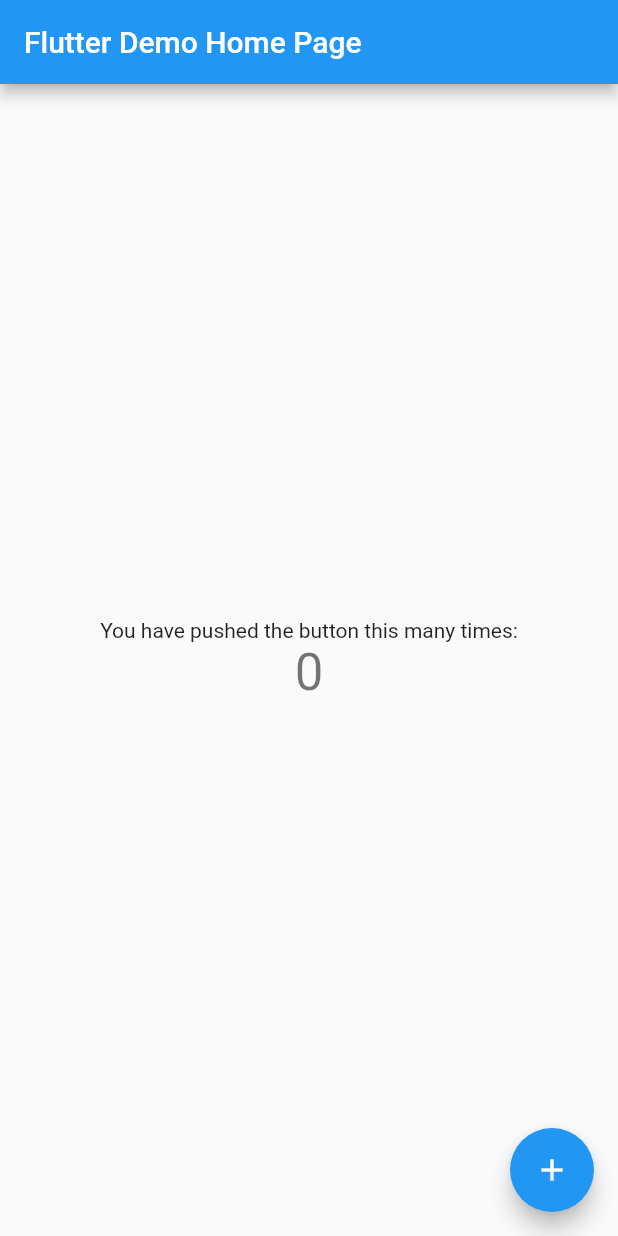
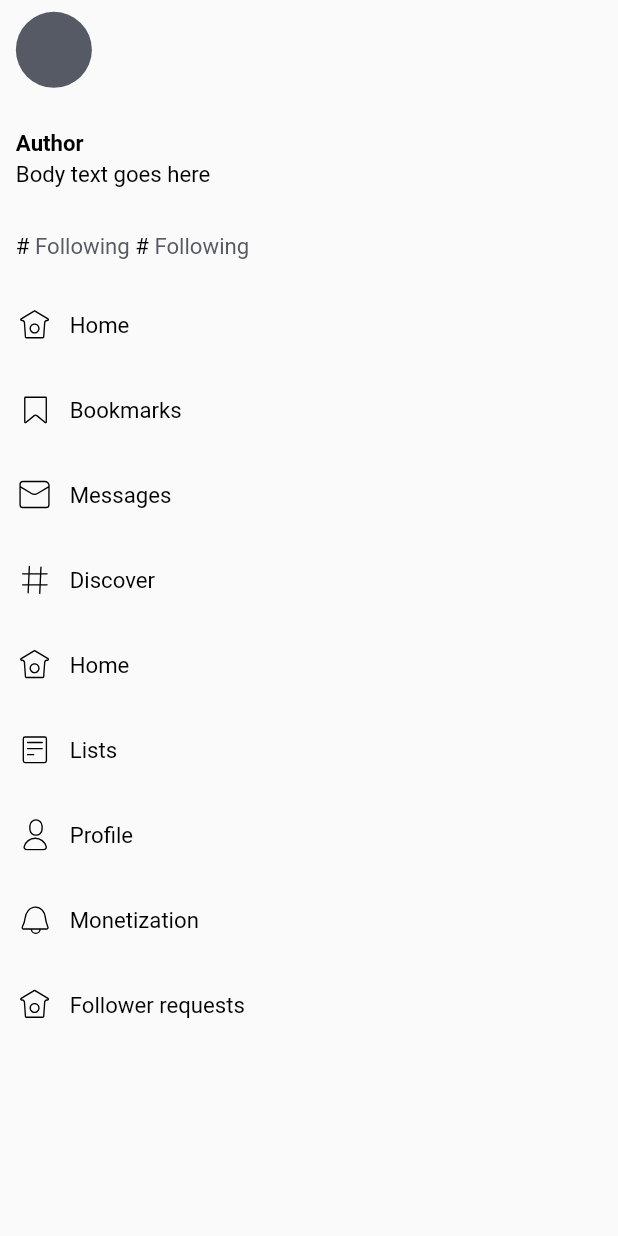
Before and after one commit to bukunmialuko/twitter_ui_kit, a Flutter app: the screen it shows after launch, on a phone screen of 412 x 824 dp. Run offline on Flutter 3.47's test engine with Material 2 defaults, Android fonts, the light colour scheme and no system bars; our stand-ins replace flutter_screenutil, flutter_svg, get_it.

Commit message:
Worked on menu component

```diff
--- a/analysis_options.yaml
+++ b/analysis_options.yaml
@@ -22,8 +22,8 @@
   # `// ignore_for_file: name_of_lint` syntax on the line or in the file
   # producing the lint.
   rules:
-    # avoid_print: false  # Uncomment to disable the `avoid_print` rule
-    # prefer_single_quotes: true  # Uncomment to enable the `prefer_single_quotes` rule
+     avoid_print: true
+     prefer_single_quotes: true
 
 # Additional information about this file can be found at
 # https://dart.dev/guides/language/analysis-options
--- a/lib/main.dart
+++ b/lib/main.dart
@@ -1,115 +1,34 @@
 import 'package:flutter/material.dart';
+import 'package:flutter_screenutil/flutter_screenutil.dart';
+import 'package:get_it/get_it.dart';
+import 'package:twitter_ui_kit/src/components/menu/root.dart';
+import 'package:twitter_ui_kit/src/di/service_locator.dart';
+import 'package:twitter_ui_kit/src/navigation/routes.dart';
+import 'package:twitter_ui_kit/src/routes/routes.dart';
 
-void main() {
+import 'src/navigation/navigation_service.dart';
+
+void main() async {
+  await ServiceLocator().setUp();
   runApp(const MyApp());
 }
 
 class MyApp extends StatelessWidget {
   const MyApp({Key? key}) : super(key: key);
 
-  // This widget is the root of your application.
   @override
   Widget build(BuildContext context) {
-    return MaterialApp(
-      title: 'Flutter Demo',
-      theme: ThemeData(
-        // This is the theme of your application.
-        //
-        // Try running your application with "flutter run". You'll see the
-        // application has a blue toolbar. Then, without quitting the app, try
-        // changing the primarySwatch below to Colors.green and then invoke
-        // "hot reload" (press "r" in the console where you ran "flutter run",
-        // or simply save your changes to "hot reload" in a Flutter IDE).
-        // Notice that the counter didn't reset back to zero; the application
-        // is not restarted.
-        primarySwatch: Colors.blue,
+    return ScreenUtilInit(
+      designSize: const Size(390, 844),
+      builder: (BuildContext context) => MaterialApp(
+        debugShowCheckedModeBanner: false,
+        title: 'Twitter UI Kit',
+        themeMode: ThemeMode.light,
+        navigatorKey: GetIt.I.get<NavigationService>().navigatorKey,
+        initialRoute: MobileRoutes.root,
+        onGenerateRoute: routes,
+        home: const MenuRoot(),
       ),
-      home: const MyHomePage(title: 'Flutter Demo Home Page'),
     );
   }
 }
-
-class MyHomePage extends StatefulWidget {
-  const MyHomePage({Key? key, required this.title}) : super(key: key);
-
-  // This widget is the home page of your application. It is stateful, meaning
-  // that it has a State object (defined below) that contains fields that affect
-  // how it looks.
-
-  // This class is the configuration for the state. It holds the values (in this
-  // case the title) provided by the parent (in this case the App widget) and
-  // used by the build method of the State. Fields in a Widget subclass are
-  // always marked "final".
-
-  final String title;
-
-  @override
-  State<MyHomePage> createState() => _MyHomePageState();
-}
-
-class _MyHomePageState extends State<MyHomePage> {
-  int _counter = 0;
-
-  void _incrementCounter() {
-    setState(() {
-      // This call to setState tells the Flutter framework that something has
-      // changed in this State, which causes it to rerun the build method below
-      // so that the display can reflect the updated values. If we changed
-      // _counter without calling setState(), then the build method would not be
-      // called again, and so nothing would appear to happen.
-      _counter++;
-    });
-  }
-
-  @override
-  Widget build(BuildContext context) {
-    // This method is rerun every time setState is called, for instance as done
-    // by the _incrementCounter method above.
-    //
-    // The Flutter framework has been optimized to make rerunning build methods
-    // fast, so that you can just rebuild anything that needs updating rather
-    // than having to individually change instances of widgets.
-    return Scaffold(
-      appBar: AppBar(
-        // Here we take the value from the MyHomePage object that was created by
-        // the App.build method, and use it to set our appbar title.
-        title: Text(widget.title),
-      ),
-      body: Center(
-        // Center is a layout widget. It takes a single child and positions it
-        // in the middle of the parent.
-        child: Column(
-          // Column is also a layout widget. It takes a list of children and
-          // arranges them vertically. By default, it sizes itself to fit its
-          // children horizontally, and tries to be as tall as its parent.
-          //
-          // Invoke "debug painting" (press "p" in the console, choose the
-          // "Toggle Debug Paint" action from the Flutter Inspector in Android
-          // Studio, or the "Toggle Debug Paint" command in Visual Studio Code)
-          // to see the wireframe for each widget.
-          //
-          // Column has various properties to control how it sizes itself and
-          // how it positions its children. Here we use mainAxisAlignment to
-          // center the children vertically; the main axis here is the vertical
-          // axis because Columns are vertical (the cross axis would be
-          // horizontal).
-          mainAxisAlignment: MainAxisAlignment.center,
-          children: <Widget>[
-            const Text(
-              'You have pushed the button this many times:',
-            ),
-            Text(
-              '$_counter',
-              style: Theme.of(context).textTheme.headline4,
-            ),
-          ],
-        ),
-      ),
-      floatingActionButton: FloatingActionButton(
-        onPressed: _incrementCounter,
-        tooltip: 'Increment',
-        child: const Icon(Icons.add),
-      ), // This trailing comma makes auto-formatting nicer for build methods.
-    );
-  }
-}
--- /dev/null
+++ b/lib/src/components/menu/root.dart
@@ -0,0 +1,92 @@
+import 'package:flutter/material.dart';
+import 'package:flutter_screenutil/flutter_screenutil.dart';
+
+import 'widgets/avatar_wrap_widget.dart';
+import 'widgets/followers_following_widget.dart';
+import 'widgets/menu_author_widget.dart';
+import 'widgets/menu_item_widget.dart';
+
+class MenuRoot extends StatefulWidget {
+  const MenuRoot({Key? key}) : super(key: key);
+
+  @override
+  State<MenuRoot> createState() => _MenuRootState();
+}
+
+class _MenuRootState extends State<MenuRoot> {
+  @override
+  Widget build(BuildContext context) {
+    return Scaffold(
+      // backgroundColor: AppColors.twitterBlack100,
+      body: SafeArea(
+        child: SingleChildScrollView(
+          padding: EdgeInsets.only(left: 10.w),
+          child: Column(
+            crossAxisAlignment: CrossAxisAlignment.start,
+            children: [
+              const AvatarWrapWidget(),
+              SizedBox(height: 10.h),
+              const MenuAuthorWidget(),
+              SizedBox(height: 10.h),
+              const FollowersFollowing(),
+              SizedBox(height: 10.h),
+              MenuItemWidget(
+                onClick: () {},
+                title: 'Home',
+                iconUri: 'assets/svg/feed.svg',
+              ),
+              SizedBox(height: 10.h),
+              MenuItemWidget(
+                onClick: () {},
+                title: 'Bookmarks',
+                iconUri: 'assets/svg/bookmark.svg',
+              ),
+              SizedBox(height: 10.h),
+              MenuItemWidget(
+                onClick: () {},
+                title: 'Messages',
+                iconUri: 'assets/svg/message.svg',
+              ),
+              SizedBox(height: 10.h),
+              MenuItemWidget(
+                onClick: () {},
+                title: 'Discover',
+                iconUri: 'assets/svg/discover.svg',
+              ),
+              SizedBox(height: 10.h),
+              MenuItemWidget(
+                onClick: () {},
+                title: 'Home',
+                iconUri: 'assets/svg/feed.svg',
+              ),
+              SizedBox(height: 10.h),
+              MenuItemWidget(
+                onClick: () {},
+                title: 'Lists',
+                iconUri: 'assets/svg/list.svg',
+              ),
+              SizedBox(height: 10.h),
+              MenuItemWidget(
+                onClick: () {},
+                title: 'Profile',
+                iconUri: 'assets/svg/profile.svg',
+              ),
+              SizedBox(height: 10.h),
+              MenuItemWidget(
+                onClick: () {},
+                title: 'Monetization',
+                iconUri: 'assets/svg/notification.svg',
+              ),
+              SizedBox(height: 10.h),
+              MenuItemWidget(
+                onClick: () {},
+                title: 'Follower requests',
+                iconUri: 'assets/svg/feed.svg',
+              ),
+            ],
+          ),
+        ),
+      ),
+    );
+  }
+}
--- /dev/null
+++ b/lib/src/components/menu/widgets/avatar_wrap_widget.dart
@@ -0,0 +1,17 @@
+import 'package:flutter/material.dart';
+import 'package:flutter_screenutil/flutter_screenutil.dart';
+import 'package:twitter_ui_kit/src/components/widgets/imagery_widget.dart';
+
+class AvatarWrapWidget extends StatelessWidget {
+  const AvatarWrapWidget({Key? key}) : super(key: key);
+
+  @override
+  Widget build(BuildContext context) {
+    return SizedBox(
+      height: 68.h,
+      child: Row(
+        children: const [ImageryWidget()],
+      ),
+    );
+  }
+}
--- /dev/null
+++ b/lib/src/components/menu/widgets/followers_following_widget.dart
@@ -0,0 +1,54 @@
+import 'package:flutter/material.dart';
+import 'package:flutter_screenutil/flutter_screenutil.dart';
+import 'package:twitter_ui_kit/src/res/colors.dart';
+
+class FollowersFollowing extends StatelessWidget {
+  const FollowersFollowing({Key? key}) : super(key: key);
+
+  @override
+  Widget build(BuildContext context) {
+    return SizedBox(
+      height: 40.h,
+      child: Row(
+        children: [
+          Text(
+            '# ',
+            style: TextStyle(
+              fontSize: 14.sp,
+              color: Colors.black,
+              fontStyle: FontStyle.normal,
+              fontWeight: FontWeight.w400,
+            ),
+          ),
+          Text(
+            'Following ',
+            style: TextStyle(
+              fontSize: 14.sp,
+              color: AppColors.twitterStale100,
+              fontStyle: FontStyle.normal,
+              fontWeight: FontWeight.w400,
+            ),
+          ),
+          Text(
+            '# ',
+            style: TextStyle(
+              fontSize: 14.sp,
+              color: Colors.black,
+              fontStyle: FontStyle.normal,
+              fontWeight: FontWeight.w400,
+            ),
+          ),
+          Text(
+            'Following',
+            style: TextStyle(
+              fontSize: 14.sp,
+              color: AppColors.twitterStale100,
+              fontStyle: FontStyle.normal,
+              fontWeight: FontWeight.w400,
+            ),
+          )
+        ],
+      ),
+    );
+  }
+}
--- /dev/null
+++ b/lib/src/components/menu/widgets/menu_author_widget.dart
@@ -0,0 +1,39 @@
+import 'package:flutter/material.dart';
+import 'package:flutter_screenutil/flutter_screenutil.dart';
+
+class MenuAuthorWidget extends StatelessWidget {
+  const MenuAuthorWidget({Key? key}) : super(key: key);
+
+  @override
+  Widget build(BuildContext context) {
+    return SizedBox(
+      height: 60.h,
+      child: Column(
+        mainAxisSize: MainAxisSize.min,
+        crossAxisAlignment: CrossAxisAlignment.start,
+        mainAxisAlignment: MainAxisAlignment.center,
+        children: [
+          Text(
+            'Author',
+            style: TextStyle(
+              fontSize: 14.sp,
+              color: Colors.black,
+              fontStyle: FontStyle.normal,
+              fontWeight: FontWeight.w700,
+            ),
+          ),
+          SizedBox(height: 4.h),
+          Text(
+            'Body text goes here',
+            style: TextStyle(
+              fontSize: 14.sp,
+              color: Colors.black,
+              fontStyle: FontStyle.normal,
+              fontWeight: FontWeight.w400,
+            ),
+          )
+        ],
+      ),
+    );
+  }
+}
--- /dev/null
+++ b/lib/src/components/menu/widgets/menu_item_widget.dart
@@ -0,0 +1,65 @@
+import 'package:flutter/material.dart';
+import 'package:flutter_screenutil/flutter_screenutil.dart';
+import 'package:flutter_svg/flutter_svg.dart';
+import 'package:twitter_ui_kit/src/res/colors.dart';
+
+class MenuItemWidget extends StatelessWidget {
+  final String iconUri;
+  final String title;
+  final Function onClick;
+
+  const MenuItemWidget(
+      {Key? key,
+      required this.iconUri,
+      required this.title,
+      required this.onClick})
+      : super(key: key);
+
+  @override
+  Widget build(BuildContext context) {
+    return GestureDetector(
+      onTap: () {
+        onClick();
+      },
+      child: Container(
+        height: 48.h,
+        decoration: const BoxDecoration(
+          color: Colors.transparent,
+          // border: Border(
+          //   bottom: BorderSide(
+          //     color: const Color(0xffD3D3D3),
+          //     width: .5.h,
+          //   ),
+          // ),
+        ),
+        child: Row(
+          children: [
+            Padding(
+              padding: EdgeInsets.only(
+                // left: 12.w,
+                right: 10.w,
+                top: 12.w,
+                bottom: 12.w,
+              ),
+              child: SvgPicture.asset(
+                iconUri,
+                width: 24.w,
+                height: 24.w,
+                color: AppColors.twitterBlack100,
+              ),
+            ),
+            Text(
+              title,
+              style: TextStyle(
+                fontSize: 14.sp,
+                color: Colors.black,
+                fontStyle: FontStyle.normal,
+                fontWeight: FontWeight.w400,
+              ),
+            )
+          ],
+        ),
+      ),
+    );
+  }
+}
--- /dev/null
+++ b/lib/src/components/widgets/imagery_widget.dart
@@ -0,0 +1,19 @@
+import 'package:flutter/material.dart';
+import 'package:flutter_screenutil/flutter_screenutil.dart';
+import 'package:twitter_ui_kit/src/res/colors.dart';
+
+class ImageryWidget extends StatelessWidget {
+  const ImageryWidget({Key? key}) : super(key: key);
+
+  @override
+  Widget build(BuildContext context) {
+    return Container(
+      width: 48.w,
+      height: 48.w,
+      decoration: const BoxDecoration(
+        color: AppColors.twitterStale100,
+        shape: BoxShape.circle,
+      ),
+    );
+  }
+}
--- a/lib/src/res/colors.dart
+++ b/lib/src/res/colors.dart
@@ -7,6 +7,7 @@
   static const Color twitterWhite100 = Color(0XFFFFFFFF);
   static const Color twitterGrey100 = Color(0XFFCBD0D9);
   static const Color twitterCharcoal100 = Color(0XFF3A3D45);
-  static const Color twitterBlack100 = Color(0XFF3A3D45);
+  static const Color twitterBlack100 = Color(0XFF000000);
   static const Color twitterBlue100 = Color(0XFF4A98E9);
+  static const Color twitterStale100 = Color(0XFF555A64);
 }
--- /dev/null
+++ b/lib/src/routes/routes.dart
@@ -0,0 +1,3 @@
+class MobileRoutes {
+  static const root = "/";
+}
--- a/pubspec.yaml
+++ b/pubspec.yaml
@@ -64,5 +64,4 @@
   uses-material-design: true
 
   assets:
-    - assets/png/
     - assets/svg/
```
Also changed, not shown: assets/svg/logo.svg (added), lib/src/components/menu/temp.dart (deleted), 3 other files.
